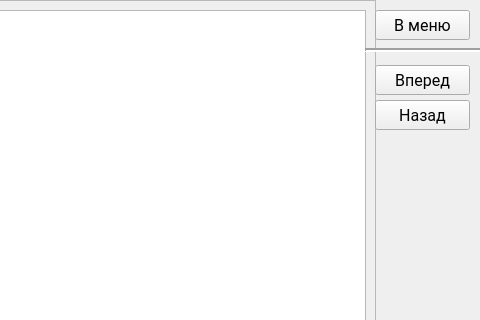
Old version of the form ui/theory_template.ui in the repository vemneyy/educational-practice-gui; both pictures show x 575 to 1055 and y 0 to 320 of the 1055 by 690 pixel window.
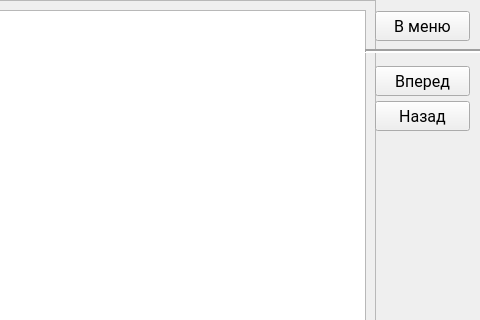
New version of the form.

```diff
--- a/ui/theory_template.ui
+++ b/ui/theory_template.ui
@@ -66,7 +66,7 @@
     <property name="geometry">
      <rect>
       <x>950</x>
-      <y>65</y>
+      <y>66</y>
       <width>95</width>
       <height>30</height>
      </rect>
@@ -81,11 +81,11 @@
      <string>Вперед</string>
     </property>
    </widget>
-   <widget class="QPushButton" name="buttonBack">
+   <widget class="QPushButton" name="buttonMain">
     <property name="geometry">
      <rect>
       <x>950</x>
-      <y>10</y>
+      <y>11</y>
       <width>95</width>
       <height>30</height>
      </rect>
@@ -100,11 +100,11 @@
      <string>В меню</string>
     </property>
    </widget>
-   <widget class="QPushButton" name="buttonRevert">
+   <widget class="QPushButton" name="buttonBack">
     <property name="geometry">
      <rect>
       <x>950</x>
-      <y>100</y>
+      <y>101</y>
       <width>95</width>
       <height>30</height>
      </rect>
@@ -123,7 +123,7 @@
     <property name="geometry">
      <rect>
       <x>940</x>
-      <y>40</y>
+      <y>41</y>
       <width>120</width>
       <height>20</height>
      </rect>
@@ -178,8 +178,8 @@
    </widget>
    <zorder>scrollArea</zorder>
    <zorder>buttonForward</zorder>
+   <zorder>buttonMain</zorder>
    <zorder>buttonBack</zorder>
-   <zorder>buttonRevert</zorder>
    <zorder>buttonPrint</zorder>
    <zorder>line</zorder>
    <zorder>line_2</zorder>
```
